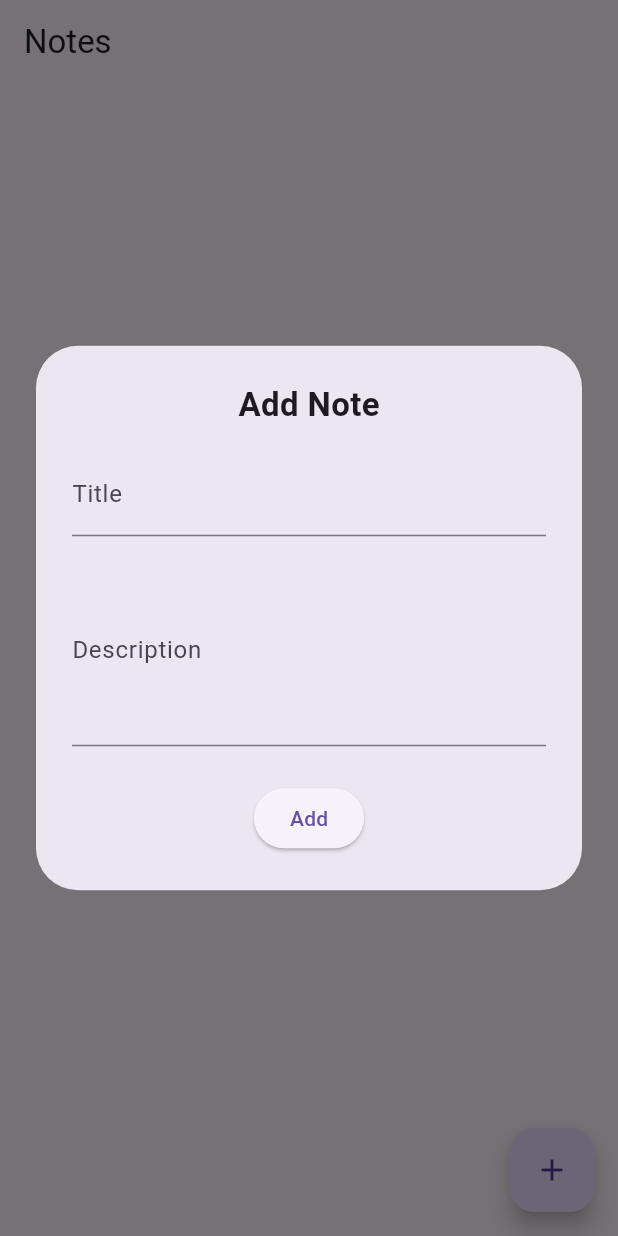
After one commit to karkibipul/flutter-assignment-app, a Flutter app: the screen it shows once a user with an empty profile is signed in, after a tap on the "add" icon, on a phone screen of 412 x 824 dp. The commit adds this screen. Run offline on Flutter 3.47's test engine with Material 3 defaults, Android fonts, the phone set to English and light mode, and no system bars; our stand-ins replace cloud_firestore, firebase_auth, firebase_core, flutter_bloc, google_sign_in, weather_icons; accounts and stored records are empty.

Commit message:
feat(task2): crud with google auth and firestore database

```diff
--- a/lib/features/auth/screens/login_screen.dart
+++ b/lib/features/auth/screens/login_screen.dart
@@ -1,6 +1,6 @@
 import 'package:flutter/material.dart';
 import 'package:flutter_assignment_app/features/auth/services/auth_service.dart';
-import '../../weather/screens/weather_screen.dart';
+import '../../crud/screens/notes_screen.dart';
 
 class LoginScreen extends StatelessWidget {
   const LoginScreen({super.key});
@@ -25,7 +25,7 @@ class LoginScreen extends StatelessWidget {
             if (user != null && context.mounted) {
               Navigator.pushReplacement(
                 context,
-                MaterialPageRoute(builder: (_) => const WeatherScreen()),
+                MaterialPageRoute(builder: (_) => const NotesScreen()),
               );
             }
           },
--- a/lib/features/auth/services/auth_service.dart
+++ b/lib/features/auth/services/auth_service.dart
@@ -4,6 +4,8 @@ import '../models/user_model.dart';
 
 class AuthService {
   final FirebaseAuth _auth = FirebaseAuth.instance;
+
+  Stream<User?> get authStateChanges => _auth.authStateChanges();
 
   // Add your web client ID here (from Firebase Console)
   static const String _webClientId = '653741363027-iq15l2285diltb5gcprcul6142li21os.apps.googleusercontent.com';
--- /dev/null
+++ b/lib/features/crud/model/note_model.dart
@@ -0,0 +1,22 @@
+class Note {
+  final String id;
+  final String title;
+  final String description;
+
+  Note({required this.id, required this.title, required this.description});
+
+  factory Note.fromMap(Map<String, dynamic> map, String docId) {
+    return Note(
+      id: docId,
+      title: map['title'] ?? '',
+      description: map['description'] ?? '',
+    );
+  }
+
+  Map<String, dynamic> toMap() {
+    return {
+      'title': title,
+      'description': description,
+    };
+  }
+}
--- /dev/null
+++ b/lib/features/crud/screens/notes_screen.dart
@@ -0,0 +1,102 @@
+import 'package:flutter/material.dart';
+import '../model/note_model.dart';
+import '../services/note_service.dart';
+import '../widgets/note_tile.dart';
+
+class NotesScreen extends StatefulWidget {
+  const NotesScreen({Key? key}) : super(key: key);
+
+  @override
+  State<NotesScreen> createState() => _NotesScreenState();
+}
+
+class _NotesScreenState extends State<NotesScreen> {
+  final NoteService _noteService = NoteService();
+
+  void _openNoteDialog({Note? note}) {
+  final titleController = TextEditingController(text: note?.title ?? '');
+  final descController = TextEditingController(text: note?.description ?? '');
+
+  showDialog(
+    context: context,
+    builder: (context) => Dialog(
+      insetPadding: const EdgeInsets.all(24),
+      child: Container(
+        width: 500,
+        padding: const EdgeInsets.all(24),
+        child: Column(
+          mainAxisSize: MainAxisSize.min,
+          children: [
+            Text(
+              note == null ? 'Add Note' : 'Edit Note',
+              style: const TextStyle(fontSize: 22, fontWeight: FontWeight.bold),
+            ),
+            const SizedBox(height: 16),
+            TextField(
+              controller: titleController,
+              decoration: const InputDecoration(labelText: 'Title'),
+            ),
+            const SizedBox(height: 12),
+            TextField(
+              controller: descController,
+              decoration: const InputDecoration(labelText: 'Description'),
+              maxLines: 4,
+            ),
+            const SizedBox(height: 24),
+            ElevatedButton(
+              onPressed: () async {
+                final newNote = Note(
+                  id: note?.id ?? '',
+                  title: titleController.text.trim(),
+                  description: descController.text.trim(),
+                );
+
+                if (note == null) {
+                  await _noteService.addNote(newNote);
+                } else {
+                  await _noteService.updateNote(newNote);
+                }
+
+                Navigator.of(context).pop(); // ✅ Auto-close
+              },
+              child: Text(note == null ? 'Add' : 'Update'),
+            ),
+          ],
+        ),
+      ),
+    ),
+  );
+}
+
+
+  @override
+  Widget build(BuildContext context) {
+    return Scaffold(
+      appBar: AppBar(title: Text('Notes')),
+      body: StreamBuilder<List<Note>>(
+        stream: _noteService.getNotes(),
+        builder: (context, snapshot) {
+          if (snapshot.hasError) return Center(child: Text('Error: ${snapshot.error}'));
+          if (!snapshot.hasData) return Center(child: CircularProgressIndicator());
+
+          final notes = snapshot.data!;
+          return ListView.builder(
+            itemCount: notes.length,
+            itemBuilder: (context, index) {
+              final note = notes[index];
+              return NoteTile(
+                note: note,
+                onEdit: () => _openNoteDialog(note: note),
+                onDelete: () => _noteService.deleteNote(note.id),
+              );
+            },
+          );
+        },
+      ),
+      floatingActionButton: FloatingActionButton(
+        onPressed: () => _openNoteDialog(),
+        child: Icon(Icons.add),
+      ),
+    );
+  }
+}
--- /dev/null
+++ b/lib/features/crud/services/note_service.dart
@@ -0,0 +1,24 @@
+import 'package:cloud_firestore/cloud_firestore.dart';
+import '../model/note_model.dart';
+
+class NoteService {
+  final _notesCollection = FirebaseFirestore.instance.collection('notes');
+
+  Future<void> addNote(Note note) async {
+    await _notesCollection.add(note.toMap());
+  }
+
+  Stream<List<Note>> getNotes() {
+    return _notesCollection.snapshots().map((snapshot) {
+      return snapshot.docs.map((doc) => Note.fromMap(doc.data(), doc.id)).toList();
+    });
+  }
+
+  Future<void> updateNote(Note note) async {
+    await _notesCollection.doc(note.id).update(note.toMap());
+  }
+
+  Future<void> deleteNote(String id) async {
+    await _notesCollection.doc(id).delete();
+  }
+}
--- a/lib/main.dart
+++ b/lib/main.dart
@@ -116,12 +116,13 @@
 //   }
 // }
 
-// Firebase auth
+
 import 'package:firebase_core/firebase_core.dart';
 import 'package:flutter/material.dart';
 import 'package:provider/provider.dart';
 import 'features/auth/screens/login_screen.dart';
-import 'features/weather/weather_provider.dart';
+import 'features/crud/screens/notes_screen.dart';
+import 'features/auth/services/auth_service.dart';
 
 void main() async {
   WidgetsFlutterBinding.ensureInitialized();
@@ -130,31 +131,55 @@ void main() async {
       apiKey: "AIzaSyA99SDd_RWFgBp_3MbIDT32w2TyoAHEcn4",
       authDomain: "flutter-assignment-bipul.firebaseapp.com",
       projectId: "flutter-assignment-bipul",
-      storageBucket: "flutter-assignment-bipul.firebasestorage.app",
+      storageBucket: "flutter-assignment-bipul.appspot.com",
       messagingSenderId: "653741363027",
       appId: "1:653741363027:web:e0e11915027cbafa8c9ba6",
       measurementId: "G-L29CJ8JRNX",
     ),
   );
-  runApp(
-    MultiProvider(
-      providers: [
-        ChangeNotifierProvider(create: (_) => WeatherProvider()),
-      ],
-      child: const MyApp(),
-    ),
-  );
+
+  runApp(const MyApp());
 }
 
 class MyApp extends StatelessWidget {
   const MyApp({super.key});
+
   @override
   Widget build(BuildContext context) {
-    return MaterialApp(
-      title: 'Weather App',
-      debugShowCheckedModeBanner: false,
-      theme: ThemeData(primarySwatch: Colors.blue),
-      home: const LoginScreen(),
+    return MultiProvider(
+      providers: [
+        Provider<AuthService>(create: (_) => AuthService()),
+      ],
+      child: MaterialApp(
+        title: 'Firestore CRUD App',
+        debugShowCheckedModeBanner: false,
+        theme: ThemeData(primarySwatch: Colors.indigo),
+        home: const RootScreen(),
+      ),
     );
   }
 }
+
+class RootScreen extends StatelessWidget {
+  const RootScreen({super.key});
+
+  @override
+  Widget build(BuildContext context) {
+    final authService = Provider.of<AuthService>(context, listen: false);
+
+    return StreamBuilder(
+      stream: authService.authStateChanges,
+      builder: (context, snapshot) {
+        if (snapshot.connectionState == ConnectionState.waiting) {
+          return const Scaffold(
+            body: Center(child: CircularProgressIndicator()),
+          );
+        } else if (snapshot.hasData) {
+          return const NotesScreen(); // User is logged in
+        } else {
+          return const LoginScreen(); // Not logged in
+        }
+      },
+    );
+  }
+}
--- a/pubspec.yaml
+++ b/pubspec.yaml
@@ -43,6 +43,7 @@ dependencies:
   firebase_core: ^4.0.0
   firebase_auth: ^6.0.0
   google_sign_in: ^6.0.3
+  cloud_firestore: ^6.0.0
 
 dev_dependencies:
   flutter_test:
```
Also changed, not shown: lib/features/crud/widgets/note_tile.dart (added, +30 -0 lines), pubspec.lock, 3 other files.
